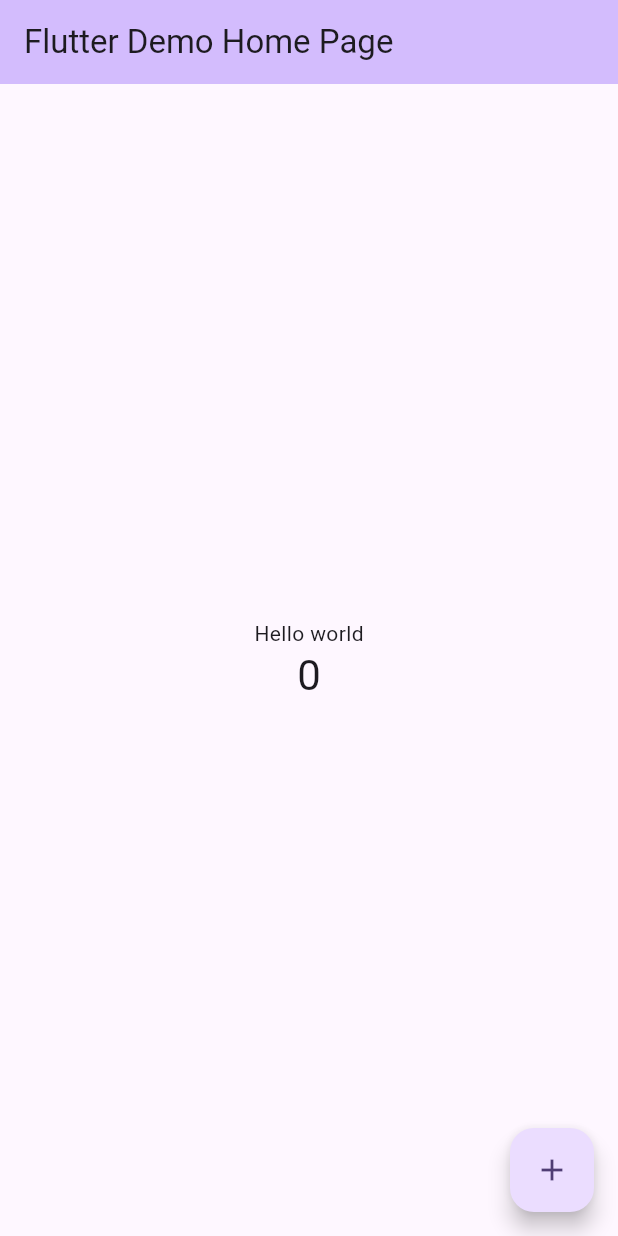
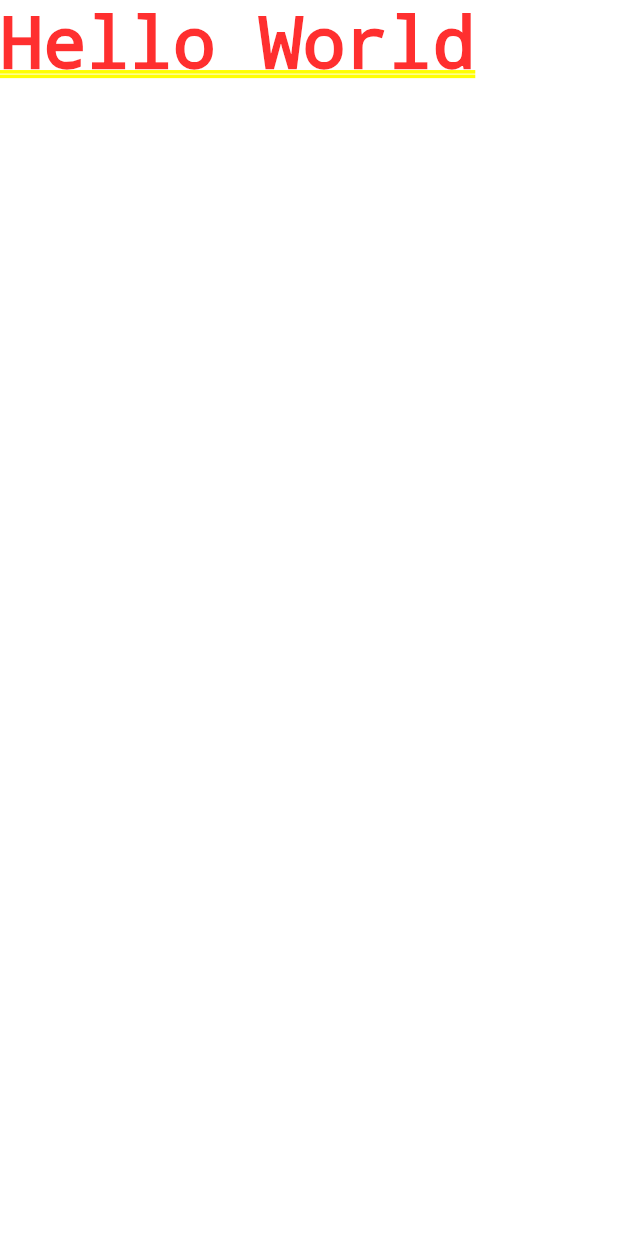
Before and after one commit to Al-Amin134/Flutter, a Flutter app: the screen it shows after launch, on a phone screen of 412 x 824 dp. Run offline on Flutter 3.47's test engine with Material 3 defaults, Android fonts, the phone set to English and light mode, and no system bars.

Commit message:
Hello world

```diff
--- a/lib/main.dart
+++ b/lib/main.dart
@@ -1,125 +1,6 @@
-import 'package:flutter/material.dart';
+import "package:flutter/material.dart";
 
-void main() {
-  runApp(const MyApp());
-}
-
-class MyApp extends StatelessWidget {
-  const MyApp({super.key});
-
-  // This widget is the root of your application.
-  @override
-  Widget build(BuildContext context) {
-    return MaterialApp(
-      title: 'Flutter Demo',
-      theme: ThemeData(
-        // This is the theme of your application.
-        //
-        // TRY THIS: Try running your application with "flutter run". You'll see
-        // the application has a purple toolbar. Then, without quitting the app,
-        // try changing the seedColor in the colorScheme below to Colors.green
-        // and then invoke "hot reload" (save your changes or press the "hot
-        // reload" button in a Flutter-supported IDE, or press "r" if you used
-        // the command line to start the app).
-        //
-        // Notice that the counter didn't reset back to zero; the application
-        // state is not lost during the reload. To reset the state, use hot
-        // restart instead.
-        //
-        // This works for code too, not just values: Most code changes can be
-        // tested with just a hot reload.
-        colorScheme: ColorScheme.fromSeed(seedColor: Colors.deepPurple),
-        useMaterial3: true,
-      ),
-      home: const MyHomePage(title: 'Flutter Demo Home Page'),
-    );
-  }
-}
-
-class MyHomePage extends StatefulWidget {
-  const MyHomePage({super.key, required this.title});
-
-  // This widget is the home page of your application. It is stateful, meaning
-  // that it has a State object (defined below) that contains fields that affect
-  // how it looks.
-
-  // This class is the configuration for the state. It holds the values (in this
-  // case the title) provided by the parent (in this case the App widget) and
-  // used by the build method of the State. Fields in a Widget subclass are
-  // always marked "final".
-
-  final String title;
-
-  @override
-  State<MyHomePage> createState() => _MyHomePageState();
-}
-
-class _MyHomePageState extends State<MyHomePage> {
-  int _counter = 0;
-
-  void _incrementCounter() {
-    setState(() {
-      // This call to setState tells the Flutter framework that something has
-      // changed in this State, which causes it to rerun the build method below
-      // so that the display can reflect the updated values. If we changed
-      // _counter without calling setState(), then the build method would not be
-      // called again, and so nothing would appear to happen.
-      _counter++;
-    });
-  }
-
-  @override
-  Widget build(BuildContext context) {
-    // This method is rerun every time setState is called, for instance as done
-    // by the _incrementCounter method above.
-    //
-    // The Flutter framework has been optimized to make rerunning build methods
-    // fast, so that you can just rebuild anything that needs updating rather
-    // than having to individually change instances of widgets.
-    return Scaffold(
-      appBar: AppBar(
-        // TRY THIS: Try changing the color here to a specific color (to
-        // Colors.amber, perhaps?) and trigger a hot reload to see the AppBar
-        // change color while the other colors stay the same.
-        backgroundColor: Theme.of(context).colorScheme.inversePrimary,
-        // Here we take the value from the MyHomePage object that was created by
-        // the App.build method, and use it to set our appbar title.
-        title: Text(widget.title),
-      ),
-      body: Center(
-        // Center is a layout widget. It takes a single child and positions it
-        // in the middle of the parent.
-        child: Column(
-          // Column is also a layout widget. It takes a list of children and
-          // arranges them vertically. By default, it sizes itself to fit its
-          // children horizontally, and tries to be as tall as its parent.
-          //
-          // Column has various properties to control how it sizes itself and
-          // how it positions its children. Here we use mainAxisAlignment to
-          // center the children vertically; the main axis here is the vertical
-          // axis because Columns are vertical (the cross axis would be
-          // horizontal).
-          //
-          // TRY THIS: Invoke "debug painting" (choose the "Toggle Debug Paint"
-          // action in the IDE, or press "p" in the console), to see the
-          // wireframe for each widget.
-          mainAxisAlignment: MainAxisAlignment.center,
-          children: <Widget>[
-            const Text(
-              'Hello world',
-            ),
-            Text(
-              '$_counter',
-              style: Theme.of(context).textTheme.headlineMedium,
-            ),
-          ],
-        ),
-      ),
-      floatingActionButton: FloatingActionButton(
-        onPressed: _incrementCounter,
-        tooltip: 'Increment',
-        child: const Icon(Icons.add),
-      ), // This trailing comma makes auto-formatting nicer for build methods.
-    );
-  }
-}
+void main() => runApp(MaterialApp(
+      title: 'Flutter App',
+      home: Text('Hello World'),
+    ));
```
